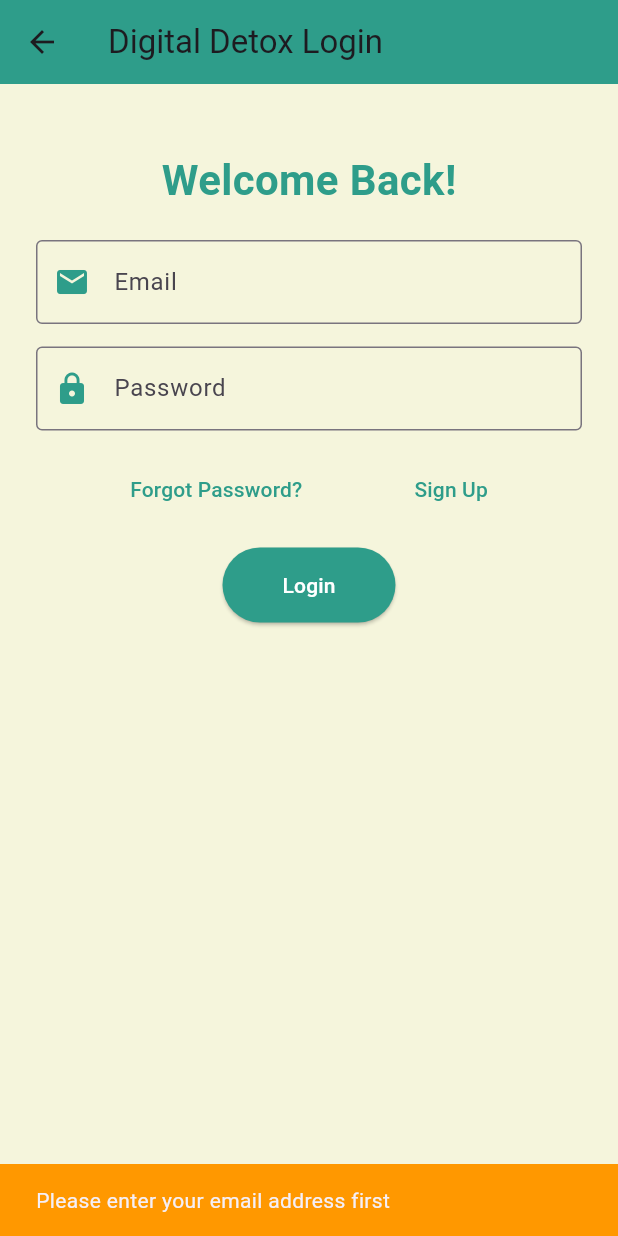
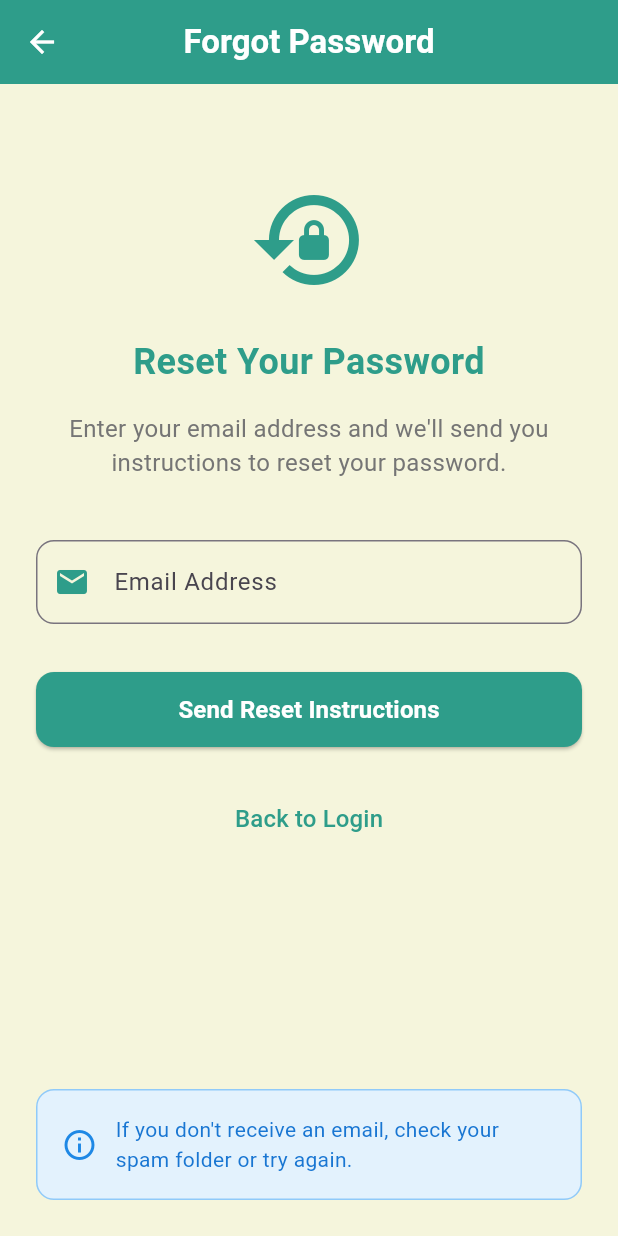
Before and after one commit to vedikalohiya/digital_detox, a Flutter app: the LoginPage screen opened directly, after a tap on "Forgot Password?", on a phone screen of 412 x 824 dp. Run offline on Flutter 3.47's test engine with Material 3 defaults, Android fonts, the phone set to English and light mode, and no system bars; our stand-ins replace cloud_firestore, firebase_auth, firebase_core, lottie, sqflite; accounts and stored records are empty.

Commit message:
made forgot password

```diff
--- a/lib/database_helper.dart
+++ b/lib/database_helper.dart
@@ -219,6 +219,23 @@ class DatabaseHelper {
     }
   }
 
+  // Get user by email (for password reset functionality)
+  Future<Map<String, dynamic>?> getUserByEmail(String email) async {
+    try {
+      final db = await database;
+      List<Map<String, dynamic>> users = await db.query(
+        'users',
+        where: 'email = ?',
+        whereArgs: [email.trim().toLowerCase()],
+      );
+
+      return users.isNotEmpty ? users.first : null;
+    } catch (e) {
+      print('Get user by email error: $e');
+      return null;
+    }
+  }
+
   // Get login history for a user
   Future<List<Map<String, dynamic>>> getLoginHistory(String email) async {
     try {
--- /dev/null
+++ b/lib/forgot_password_page.dart
@@ -0,0 +1,328 @@
+import 'package:flutter/material.dart';
+import 'package:firebase_auth/firebase_auth.dart';
+import 'database_helper.dart';
+import 'signup.dart';
+
+class ForgotPasswordPage extends StatefulWidget {
+  const ForgotPasswordPage({super.key});
+
+  @override
+  State<ForgotPasswordPage> createState() => _ForgotPasswordPageState();
+}
+
+class _ForgotPasswordPageState extends State<ForgotPasswordPage> {
+  final _emailController = TextEditingController();
+  final _formKey = GlobalKey<FormState>();
+  bool _isLoading = false;
+
+  final Color kPrimaryColor = const Color(0xFF2E9D8A);
+  final Color kBackgroundColor = const Color(0xFFF5F5DC);
+
+  @override
+  void dispose() {
+    _emailController.dispose();
+    super.dispose();
+  }
+
+  bool _isValidEmail(String email) {
+    return RegExp(r"^[\w-\.]+@([\w-]+\.)+[\w-]{2,4}$").hasMatch(email.trim());
+  }
+
+  Future<void> _sendPasswordReset() async {
+    if (!_formKey.currentState!.validate()) return;
+
+    setState(() {
+      _isLoading = true;
+    });
+
+    try {
+      final email = _emailController.text.trim();
+
+      // Check if user exists in local database first
+      final dbHelper = DatabaseHelper();
+      final localUser = await dbHelper.getUserByEmail(email);
+
+      if (localUser != null) {
+        // User exists in local database
+        setState(() {
+          _isLoading = false;
+        });
+        _showLocalUserDialog();
+        return;
+      }
+
+      // Try Firebase password reset
+      await FirebaseAuth.instance.sendPasswordResetEmail(email: email);
+
+      setState(() {
+        _isLoading = false;
+      });
+
+      if (mounted) {
+        _showSuccessDialog();
+      }
+    } on FirebaseAuthException catch (e) {
+      setState(() {
+        _isLoading = false;
+      });
+
+      String errorMessage;
+      switch (e.code) {
+        case 'user-not-found':
+          errorMessage = 'No account found with this email address.';
+          break;
+        case 'invalid-email':
+          errorMessage = 'The email address is not valid.';
+          break;
+        case 'too-many-requests':
+          errorMessage = 'Too many requests. Please try again later.';
+          break;
+        default:
+          errorMessage = 'Unable to send reset email. Please try again.';
+      }
+
+      if (mounted) {
+        ScaffoldMessenger.of(context).showSnackBar(
+          SnackBar(content: Text(errorMessage), backgroundColor: Colors.red),
+        );
+      }
+    } catch (e) {
+      setState(() {
+        _isLoading = false;
+      });
+
+      if (mounted) {
+        ScaffoldMessenger.of(context).showSnackBar(
+          const SnackBar(
+            content: Text('An error occurred. Please try again.'),
+            backgroundColor: Colors.red,
+          ),
+        );
+      }
+    }
+  }
+
+  void _showSuccessDialog() {
+    showDialog(
+      context: context,
+      builder: (context) => AlertDialog(
+        title: Row(
+          children: [
+            Icon(Icons.check_circle, color: kPrimaryColor),
+            const SizedBox(width: 8),
+            const Text('Email Sent'),
+          ],
+        ),
+        content: Text(
+          'A password reset email has been sent to ${_emailController.text.trim()}. '
+          'Please check your inbox and follow the instructions to reset your password.',
+        ),
+        actions: [
+          TextButton(
+            onPressed: () {
+              Navigator.of(context).pop();
+              Navigator.of(context).pop();
+            },
+            child: Text('OK', style: TextStyle(color: kPrimaryColor)),
+          ),
+        ],
+      ),
+    );
+  }
+
+  void _showLocalUserDialog() {
+    showDialog(
+      context: context,
+      builder: (context) => AlertDialog(
+        title: Row(
+          children: [
+            Icon(Icons.info, color: Colors.orange),
+            const SizedBox(width: 8),
+            const Text('Local Account Found'),
+          ],
+        ),
+        content: const Text(
+          'Your account is stored locally on this device. '
+          'For security reasons, password recovery is not available for local accounts. '
+          'You can create a new account or contact support for assistance.',
+        ),
+        actions: [
+          TextButton(
+            onPressed: () => Navigator.of(context).pop(),
+            child: const Text('Cancel'),
+          ),
+          TextButton(
+            onPressed: () {
+              Navigator.of(context).pop();
+              Navigator.of(context).pop();
+              Navigator.push(
+                context,
+                MaterialPageRoute(builder: (_) => const SignupPage()),
+              );
+            },
+            child: Text(
+              'Create New Account',
+              style: TextStyle(color: kPrimaryColor),
+            ),
+          ),
+        ],
+      ),
+    );
+  }
+
+  @override
+  Widget build(BuildContext context) {
+    return Scaffold(
+      backgroundColor: kBackgroundColor,
+      appBar: AppBar(
+        backgroundColor: kPrimaryColor,
+        title: const Text(
+          'Forgot Password',
+          style: TextStyle(color: Colors.white, fontWeight: FontWeight.bold),
+        ),
+        centerTitle: true,
+        iconTheme: const IconThemeData(color: Colors.white),
+      ),
+      body: SafeArea(
+        child: Padding(
+          padding: const EdgeInsets.all(24.0),
+          child: Form(
+            key: _formKey,
+            child: Column(
+              crossAxisAlignment: CrossAxisAlignment.stretch,
+              children: [
+                const SizedBox(height: 40),
+
+                // Icon
+                Icon(Icons.lock_reset, size: 80, color: kPrimaryColor),
+
+                const SizedBox(height: 24),
+
+                // Title
+                Text(
+                  'Reset Your Password',
+                  style: TextStyle(
+                    fontSize: 24,
+                    fontWeight: FontWeight.bold,
+                    color: kPrimaryColor,
+                  ),
+                  textAlign: TextAlign.center,
+                ),
+
+                const SizedBox(height: 16),
+
+                // Description
+                Text(
+                  'Enter your email address and we\'ll send you instructions to reset your password.',
+                  style: TextStyle(fontSize: 16, color: Colors.grey[600]),
+                  textAlign: TextAlign.center,
+                ),
+
+                const SizedBox(height: 40),
+
+                // Email field
+                TextFormField(
+                  controller: _emailController,
+                  keyboardType: TextInputType.emailAddress,
+                  decoration: InputDecoration(
+                    labelText: 'Email Address',
+                    hintText: 'Enter your email',
+                    prefixIcon: Icon(Icons.email, color: kPrimaryColor),
+                    border: OutlineInputBorder(
+                      borderRadius: BorderRadius.circular(12),
+                    ),
+                    focusedBorder: OutlineInputBorder(
+                      borderRadius: BorderRadius.circular(12),
+                      borderSide: BorderSide(color: kPrimaryColor, width: 2),
+                    ),
+                  ),
+                  validator: (value) {
+                    if (value == null || value.trim().isEmpty) {
+                      return 'Please enter your email address';
+                    }
+                    if (!_isValidEmail(value)) {
+                      return 'Please enter a valid email address';
+                    }
+                    return null;
+                  },
+                ),
+
+                const SizedBox(height: 32),
+
+                // Send Reset Email Button
+                SizedBox(
+                  height: 50,
+                  child: ElevatedButton(
+                    onPressed: _isLoading ? null : _sendPasswordReset,
+                    style: ElevatedButton.styleFrom(
+                      backgroundColor: kPrimaryColor,
+                      shape: RoundedRectangleBorder(
+                        borderRadius: BorderRadius.circular(12),
+                      ),
+                    ),
+                    child: _isLoading
+                        ? const CircularProgressIndicator(
+                            valueColor: AlwaysStoppedAnimation<Color>(
+                              Colors.white,
+                            ),
+                          )
+                        : const Text(
+                            'Send Reset Instructions',
+                            style: TextStyle(
+                              color: Colors.white,
+                              fontSize: 16,
+                              fontWeight: FontWeight.bold,
+                            ),
+                          ),
+                  ),
+                ),
+
+                const SizedBox(height: 24),
+
+                // Back to Login
+                TextButton(
+                  onPressed: () => Navigator.of(context).pop(),
+                  child: Text(
+                    'Back to Login',
+                    style: TextStyle(
+                      color: kPrimaryColor,
+                      fontSize: 16,
+                      fontWeight: FontWeight.w500,
+                    ),
+                  ),
+                ),
+
+                const Spacer(),
+
+                // Help text
+                Container(
+                  padding: const EdgeInsets.all(16),
+                  decoration: BoxDecoration(
+                    color: Colors.blue[50],
+                    borderRadius: BorderRadius.circular(12),
+                    border: Border.all(color: Colors.blue[200]!),
+                  ),
+                  child: Row(
+                    children: [
+                      Icon(Icons.info_outline, color: Colors.blue[600]),
+                      const SizedBox(width: 12),
+                      Expanded(
+                        child: Text(
+                          'If you don\'t receive an email, check your spam folder or try again.',
+                          style: TextStyle(
+                            color: Colors.blue[700],
+                            fontSize: 14,
+                          ),
+                        ),
+                      ),
+                    ],
+                  ),
+                ),
+              ],
+            ),
+          ),
+        ),
+      ),
+    );
+  }
+}
--- a/lib/login.dart
+++ b/lib/login.dart
@@ -3,6 +3,7 @@ import 'package:firebase_auth/firebase_auth.dart';
 import 'signup.dart';
 import 'dashboard.dart';
 import 'database_helper.dart';
+import 'forgot_password_page.dart';
 
 class LoginPage extends StatefulWidget {
   const LoginPage({super.key});
@@ -146,50 +147,6 @@ class _LoginPageState extends State<LoginPage> {
     }
   }
 
-  Future<void> _resetPassword() async {
-    if (email.text.isEmpty) {
-      ScaffoldMessenger.of(context).showSnackBar(
-        SnackBar(
-          content: const Text('Please enter your email address first'),
-          backgroundColor: Colors.orange,
-        ),
-      );
-      return;
-    }
-
-    try {
-      await FirebaseAuth.instance.sendPasswordResetEmail(
-        email: email.text.trim(),
-      );
-      if (mounted) {
-        ScaffoldMessenger.of(context).showSnackBar(
-          SnackBar(
-            content: const Text('Password reset email sent! Check your inbox.'),
-            backgroundColor: green,
-          ),
-        );
-      }
-    } on FirebaseAuthException catch (e) {
-      String errorMessage;
-      switch (e.code) {
-        case 'user-not-found':
-          errorMessage = 'No user found with this email address.';
-          break;
-        case 'invalid-email':
-          errorMessage = 'The email address is not valid.';
-          break;
-        default:
-          errorMessage = 'An error occurred. Please try again.';
-      }
-
-      if (mounted) {
-        ScaffoldMessenger.of(context).showSnackBar(
-          SnackBar(content: Text(errorMessage), backgroundColor: Colors.red),
-        );
-      }
-    }
-  }
-
   @override
   void initState() {
     super.initState();
@@ -255,7 +212,14 @@ class _LoginPageState extends State<LoginPage> {
               mainAxisAlignment: MainAxisAlignment.spaceEvenly,
               children: [
                 TextButton(
-                  onPressed: () => _resetPassword(),
+                  onPressed: () {
+                    Navigator.push(
+                      context,
+                      MaterialPageRoute(
+                        builder: (context) => const ForgotPasswordPage(),
+                      ),
+                    );
+                  },
                   child: Text(
                     "Forgot Password?",
                     style: TextStyle(color: green),
```
